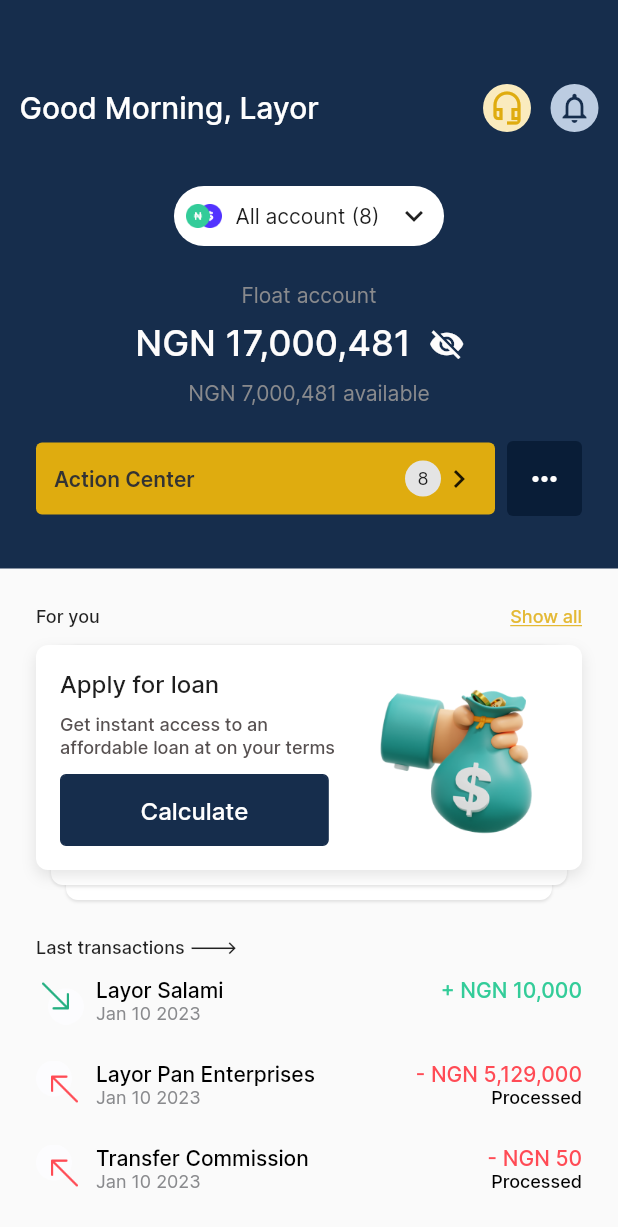
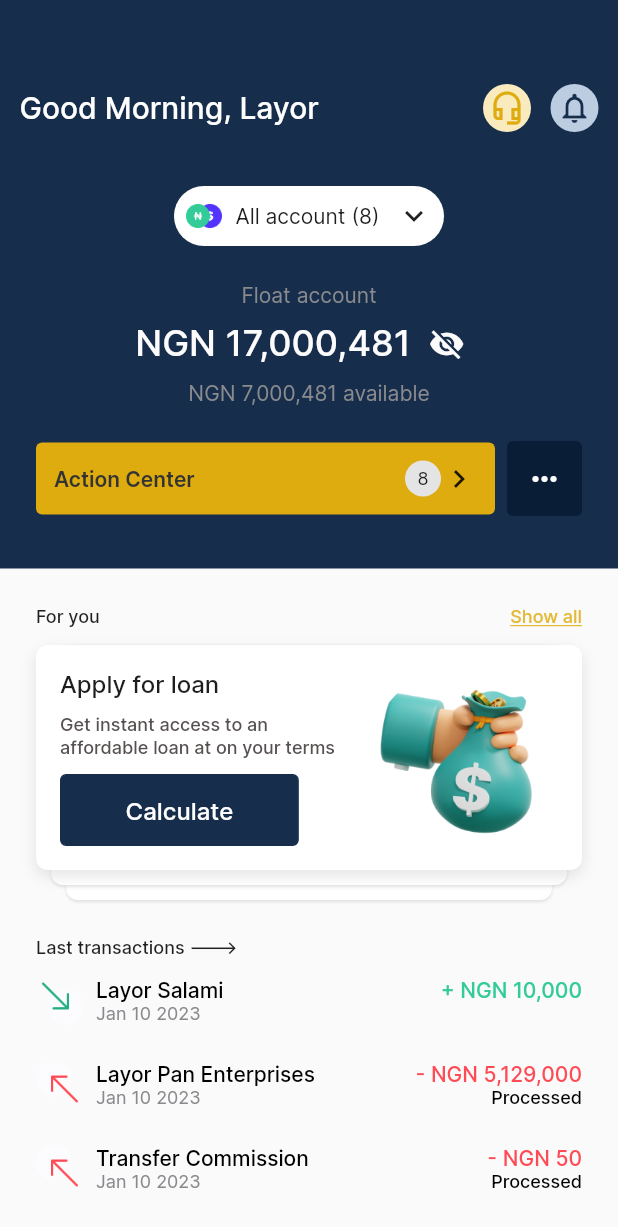
Before and after one commit to Tolulope05/firstbank_cib, a Flutter app: the DashBoardScreen screen opened by its route, on a phone screen of 412 x 824 dp. Shown: the top 1227 px of the screen. Run offline on Flutter 3.47's test engine with Material 2 defaults, Android fonts, the phone set to English and light mode, and no system bars; our stand-ins replace flutter_svg, get, pinput, smooth_page_indicator.

Commit message:
fix button

```diff
--- a/lib/view/dashboard/dash_board_screen.dart
+++ b/lib/view/dashboard/dash_board_screen.dart
@@ -350,7 +350,7 @@ class DashBoardScreen extends GetView<DashBoardviewModel> {
                                       ),
                                       Padding(
                                         padding:
-                                            const EdgeInsets.only(right: 20),
+                                            const EdgeInsets.only(right: 40),
                                         child: AppButton(
                                           onTap: () {},
                                           text: "Calculate",
```
